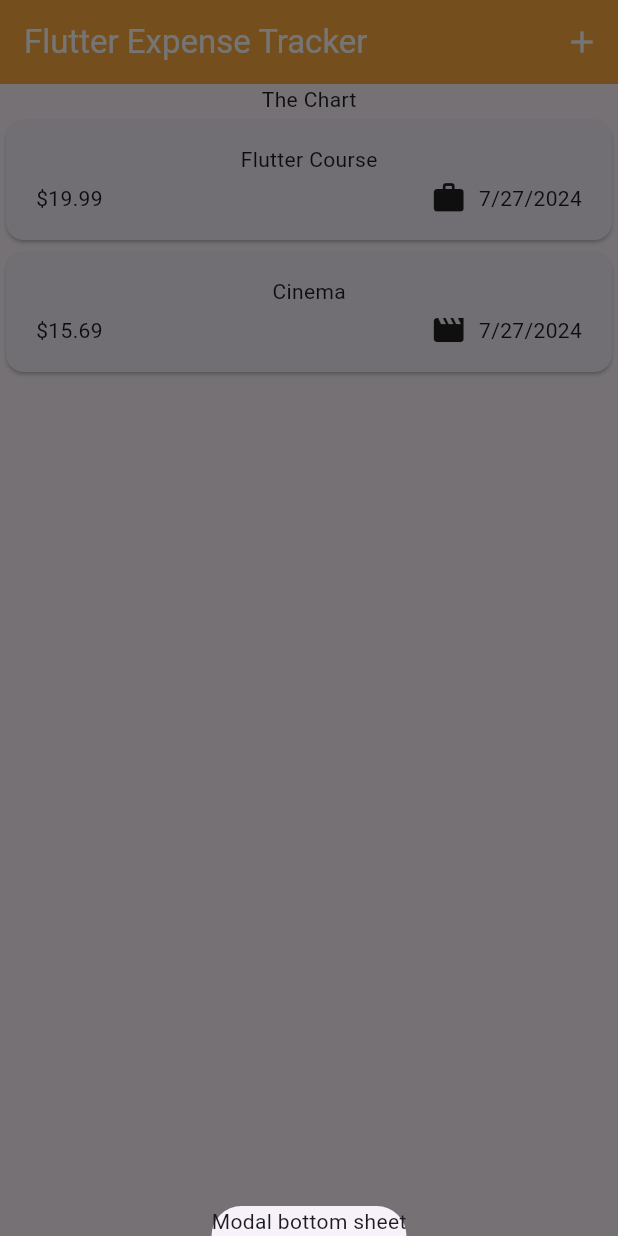
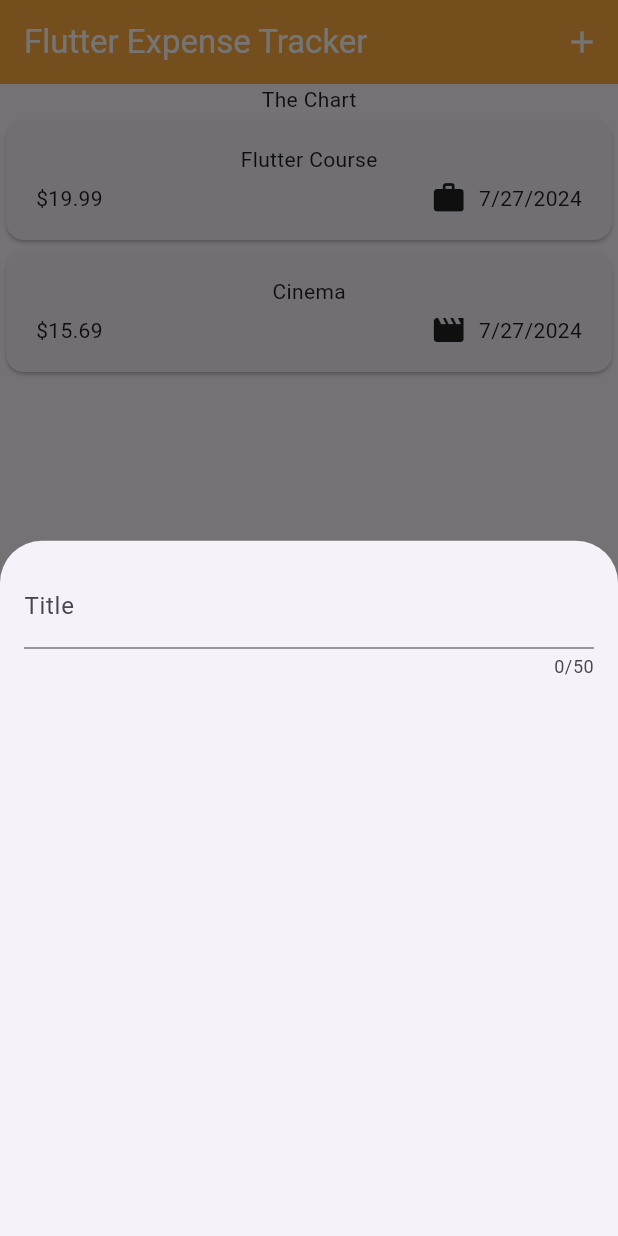
Before and after one commit to Belchenkov/expense_tracker_flutter, a Flutter app: the screen it shows after launch, after a tap on the "add" icon, on a phone screen of 412 x 824 dp. Run offline on Flutter 3.47's test engine with Material 3 defaults, Android fonts, the phone set to English and light mode, and no system bars.

Commit message:
new expense class

```diff
--- a/lib/widgets/expenses.dart
+++ b/lib/widgets/expenses.dart
@@ -1,6 +1,8 @@
+import 'package:expense_tracker/widgets/new_expense.dart';
 import 'package:flutter/material.dart';
 
 import 'package:expense_tracker/widgets/expenses_list/expenses_list.dart';
+import 'package:expense_tracker/widgets/new_expense.dart';
 import 'package:expense_tracker/models/expense.dart';
 
 class Expenses extends StatefulWidget {
@@ -21,7 +23,8 @@ class _ExpensesState extends State<Expenses> {
   void _openAddExpenseOverlay() {
     showModalBottomSheet(
         context: context,
-        builder: (ctx) => const Text('Modal bottom sheet'));
+        builder: (ctx) => const NewExpense(),
+    );
   }
 
   @override
--- /dev/null
+++ b/lib/widgets/new_expense.dart
@@ -0,0 +1,30 @@
+import 'package:flutter/material.dart';
+
+class NewExpense extends StatefulWidget {
+  const NewExpense({super.key});
+
+  @override
+  State<NewExpense> createState() {
+    return _NewExpenseState();
+  }
+
+}
+
+class _NewExpenseState extends State<NewExpense> {
+  @override
+  Widget build(BuildContext context) {
+    return const Padding(
+      padding: EdgeInsets.all(16),
+      child: Column(
+        children: [
+          TextField(
+            maxLength: 50,
+            decoration: InputDecoration(
+              label: Text('Title')
+            ),
+          ),
+        ],
+      ),
+    );
+  }
+}
```
